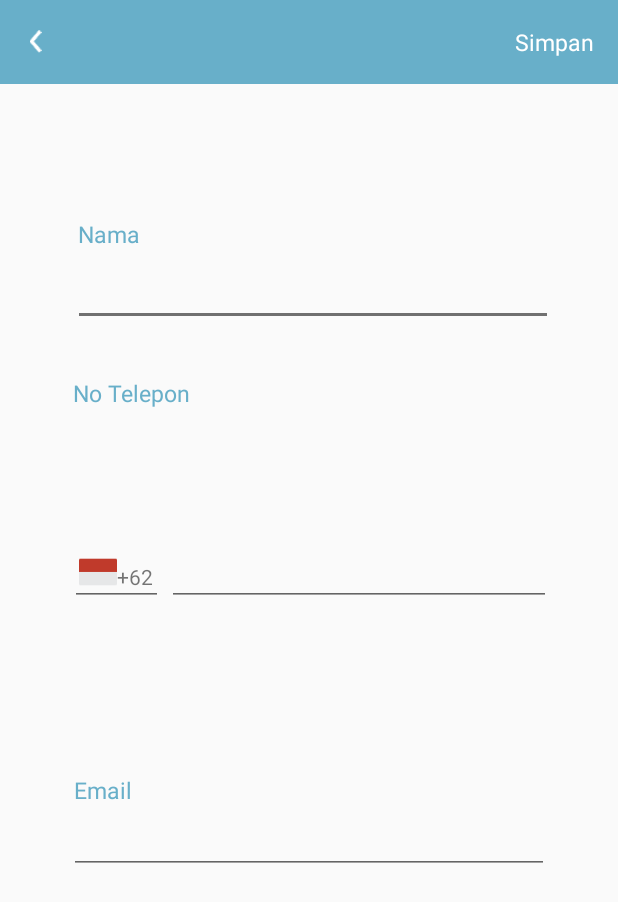
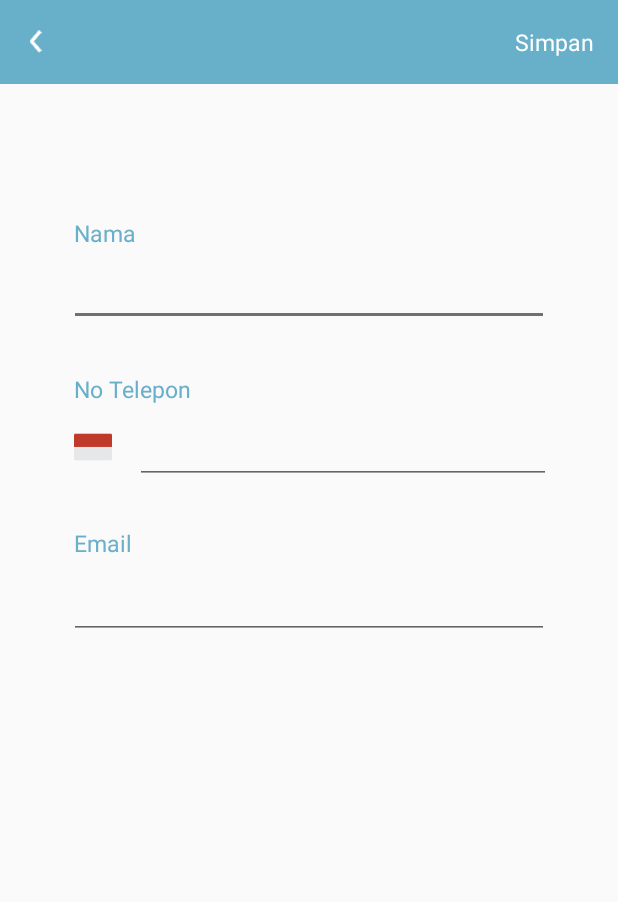
Before and after one commit to enrinal/Mutur, an Android app: the ProfileViewActivity screen opened directly, with no data from a screen before it, on a phone screen of 412 x 824 dp. Shown: the top 902 px of the screen. Run offline under Robolectric (Android 15) with nearby library versions, the phone set to English and light mode, and no system bars; our stand-ins replace Firebase (no records; nobody signed in at launch, a user with empty details on screens opened directly).

Commit message:
edit activity_profileview

```diff
--- a/app/src/main/res/layout/activity_profileview.xml
+++ b/app/src/main/res/layout/activity_profileview.xml
@@ -42,7 +42,7 @@
         android:layout_height="wrap_content"
         android:layout_marginStart="3dp"
         android:layout_marginLeft="3dp"
-        android:layout_marginBottom="5dp"
+        android:layout_marginBottom="6dp"
         android:text="Nama"
         android:textColor="@color/colorPrimary"
         android:textSize="15sp"
@@ -57,7 +57,6 @@
         android:ems="15"
         android:inputType="textPersonName"
         app:layout_constraintEnd_toEndOf="parent"
-        app:layout_constraintHorizontal_bias="0.527"
         app:layout_constraintStart_toStartOf="parent"
         app:layout_constraintTop_toTopOf="parent" />
 
@@ -67,6 +66,7 @@
         android:layout_height="wrap_content"
         android:layout_marginStart="3dp"
         android:layout_marginLeft="3dp"
+        android:layout_marginBottom="8dp"
         android:text="Email"
         android:textColor="@color/colorPrimary"
         android:textSize="15sp"
@@ -77,71 +77,48 @@
         android:id="@+id/email"
         android:layout_width="wrap_content"
         android:layout_height="wrap_content"
-        android:layout_marginBottom="241dp"
+        android:layout_marginTop="58dp"
         android:ems="15"
         android:inputType="textEmailAddress"
-        app:layout_constraintBottom_toBottomOf="parent"
         app:layout_constraintEnd_toEndOf="parent"
-        app:layout_constraintStart_toStartOf="parent" />
+        app:layout_constraintStart_toStartOf="parent"
+        app:layout_constraintTop_toBottomOf="@+id/noTelp" />
 
     <TextView
         android:id="@+id/textView3"
         android:layout_width="wrap_content"
         android:layout_height="wrap_content"
-        android:layout_marginStart="2dp"
-        android:layout_marginLeft="2dp"
-        android:layout_marginTop="34dp"
+        android:layout_marginBottom="7dp"
         android:text="No Telepon"
         android:textColor="@color/colorPrimary"
         android:textSize="15sp"
-        app:layout_constraintStart_toStartOf="@+id/editText2"
-        app:layout_constraintTop_toBottomOf="@+id/nama_user" />
+        app:layout_constraintBottom_toTopOf="@+id/noTelp"
+        app:layout_constraintStart_toStartOf="@+id/imageView3" />
 
     <EditText
         android:id="@+id/noTelp"
         android:layout_width="wrap_content"
         android:layout_height="wrap_content"
-        android:ems="12"
+        android:layout_marginTop="60dp"
+        android:ems="13"
         android:inputType="phone"
-        app:layout_constraintBaseline_toBaselineOf="@+id/editText2"
         app:layout_constraintEnd_toEndOf="parent"
-        app:layout_constraintStart_toEndOf="@+id/textView5" />
-
-    <EditText
-        android:id="@+id/editText2"
-        android:layout_width="62dp"
-        android:layout_height="45dp"
-        android:layout_marginTop="23dp"
-        android:layout_marginBottom="28dp"
-        android:ems="10"
-        android:inputType="textPersonName"
-        app:layout_constraintBottom_toTopOf="@+id/textView2"
-        app:layout_constraintEnd_toEndOf="@+id/imageView3"
         app:layout_constraintStart_toEndOf="@+id/imageView3"
-        app:layout_constraintTop_toTopOf="@+id/textView3" />
-
-    <TextView
-        android:id="@+id/textView5"
-        android:layout_width="wrap_content"
-        android:layout_height="wrap_content"
-        android:layout_marginEnd="9dp"
-        android:layout_marginRight="9dp"
-        android:text="+62"
-        app:layout_constraintBottom_toBottomOf="@+id/imageView3"
-        app:layout_constraintEnd_toStartOf="@+id/noTelp"
-        app:layout_constraintStart_toEndOf="@+id/imageView3" />
+        app:layout_constraintTop_toBottomOf="@+id/nama_user" />
 
     <ImageView
         android:id="@+id/imageView3"
         android:layout_width="wrap_content"
         android:layout_height="wrap_content"
-        android:layout_marginStart="7dp"
-        android:layout_marginLeft="7dp"
-        android:layout_marginTop="10dp"
-        app:layout_constraintEnd_toStartOf="@+id/textView5"
+        android:layout_marginStart="4dp"
+        android:layout_marginLeft="4dp"
+        android:layout_marginTop="8dp"
+        android:layout_marginEnd="15dp"
+        android:layout_marginRight="15dp"
+        app:layout_constraintEnd_toStartOf="@+id/noTelp"
         app:layout_constraintHorizontal_chainStyle="packed"
         app:layout_constraintStart_toStartOf="parent"
-        app:layout_constraintTop_toTopOf="@+id/editText2"
+        app:layout_constraintTop_toTopOf="@+id/noTelp"
         app:srcCompat="@drawable/indonesia" />
 
 
```
